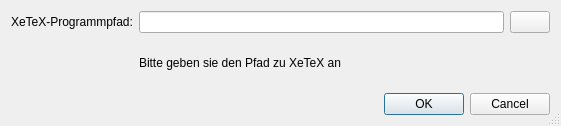
Qt form src/settingsdialog.ui (Strayer/Berichte-Ork) before a commit.
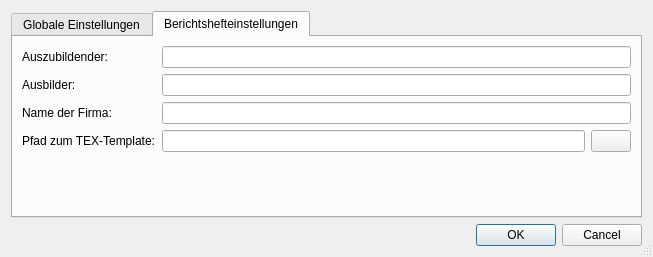
The same form after that commit. Icons and pictures are not drawn.

Commit message: Report settings in settings dialog

What changed in the file:
```diff
--- a/src/settingsdialog.ui
+++ b/src/settingsdialog.ui
@@ -6,8 +6,8 @@
    <rect>
     <x>0</x>
     <y>0</y>
-    <width>561</width>
-    <height>126</height>
+    <width>653</width>
+    <height>257</height>
    </rect>
   </property>
   <property name="sizePolicy">
@@ -27,6 +27,16 @@
   </property>
   <layout class="QVBoxLayout" name="verticalLayout">
    <item>
+    <widget class="QTabWidget" name="tabWidget">
+     <property name="currentIndex">
+      <number>1</number>
+     </property>
+     <widget class="QWidget" name="globalSettingsTab">
+      <attribute name="title">
+       <string>Globale Einstellungen</string>
+      </attribute>
+      <layout class="QVBoxLayout" name="verticalLayout_2">
+       <item>
     <layout class="QGridLayout" name="gridLayout">
      <item row="0" column="0">
       <widget class="QLabel" name="label">
@@ -55,12 +65,129 @@
      </item>
      <item row="1" column="1">
       <widget class="QLabel" name="validationLabel">
+           <property name="sizePolicy">
+            <sizepolicy hsizetype="MinimumExpanding" vsizetype="Preferred">
+             <horstretch>0</horstretch>
+             <verstretch>0</verstretch>
+            </sizepolicy>
+           </property>
        <property name="text">
         <string>Bitte geben sie den Pfad zu XeTeX an</string>
        </property>
+           <property name="wordWrap">
+            <bool>true</bool>
+           </property>
       </widget>
      </item>
     </layout>
+       </item>
+       <item>
+        <spacer name="verticalSpacer">
+         <property name="orientation">
+          <enum>Qt::Vertical</enum>
+         </property>
+         <property name="sizeHint" stdset="0">
+          <size>
+           <width>0</width>
+           <height>0</height>
+          </size>
+         </property>
+        </spacer>
+       </item>
+      </layout>
+     </widget>
+     <widget class="QWidget" name="reportSettingsTab">
+      <attribute name="title">
+       <string>Berichtshefteinstellungen</string>
+      </attribute>
+      <layout class="QVBoxLayout" name="verticalLayout_3">
+       <item>
+        <layout class="QGridLayout" name="gridLayout_2">
+         <item row="1" column="1">
+          <widget class="QLineEdit" name="instructorName"/>
+         </item>
+         <item row="0" column="0">
+          <widget class="QLabel" name="label_2">
+           <property name="text">
+            <string>Auszubildender:</string>
+           </property>
+           <property name="buddy">
+            <cstring>traineeName</cstring>
+           </property>
+          </widget>
+         </item>
+         <item row="2" column="0">
+          <widget class="QLabel" name="label_5">
+           <property name="text">
+            <string>Name der Firma:</string>
+           </property>
+           <property name="buddy">
+            <cstring>companyName</cstring>
+           </property>
+          </widget>
+         </item>
+         <item row="1" column="0">
+          <widget class="QLabel" name="label_3">
+           <property name="text">
+            <string>Ausbilder:</string>
+           </property>
+           <property name="buddy">
+            <cstring>instructorName</cstring>
+           </property>
+          </widget>
+         </item>
+         <item row="2" column="1">
+          <widget class="QLineEdit" name="companyName"/>
+         </item>
+         <item row="0" column="1">
+          <widget class="QLineEdit" name="traineeName"/>
+         </item>
+         <item row="3" column="0">
+          <widget class="QLabel" name="label_4">
+           <property name="text">
+            <string>Pfad zum TEX-Template:</string>
+           </property>
+           <property name="buddy">
+            <cstring>texTemplatePath</cstring>
+           </property>
+          </widget>
+         </item>
+         <item row="3" column="1">
+          <layout class="QHBoxLayout" name="horizontalLayout_2">
+           <item>
+            <widget class="QLineEdit" name="texTemplatePath"/>
+           </item>
+           <item>
+            <widget class="QPushButton" name="browseButton">
+             <property name="text">
+              <string/>
+             </property>
+             <property name="icon">
+              <iconset resource="resources.qrc">
+               <normaloff>:/images/images/document-open.png</normaloff>:/images/images/document-open.png</iconset>
+             </property>
+            </widget>
+           </item>
+          </layout>
+         </item>
+        </layout>
+       </item>
+       <item>
+        <spacer name="verticalSpacer_2">
+         <property name="orientation">
+          <enum>Qt::Vertical</enum>
+         </property>
+         <property name="sizeHint" stdset="0">
+          <size>
+           <width>0</width>
+           <height>0</height>
+          </size>
+         </property>
+        </spacer>
+       </item>
+      </layout>
+     </widget>
+    </widget>
    </item>
    <item>
     <widget class="QDialogButtonBox" name="buttonBox">
```
Left out of the diff: 2 changed lines with no effect on the pictures. Lines whose indentation alone changed are shown as unchanged. The commit also changes 10 other files.
